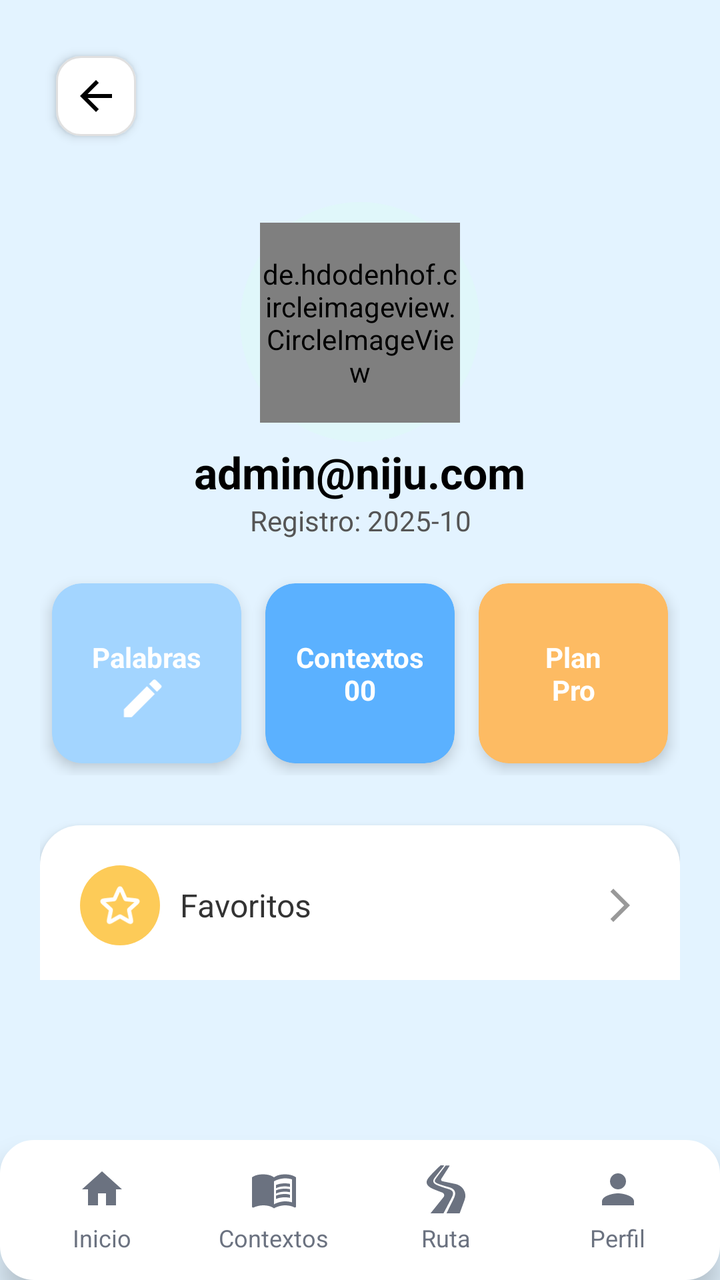
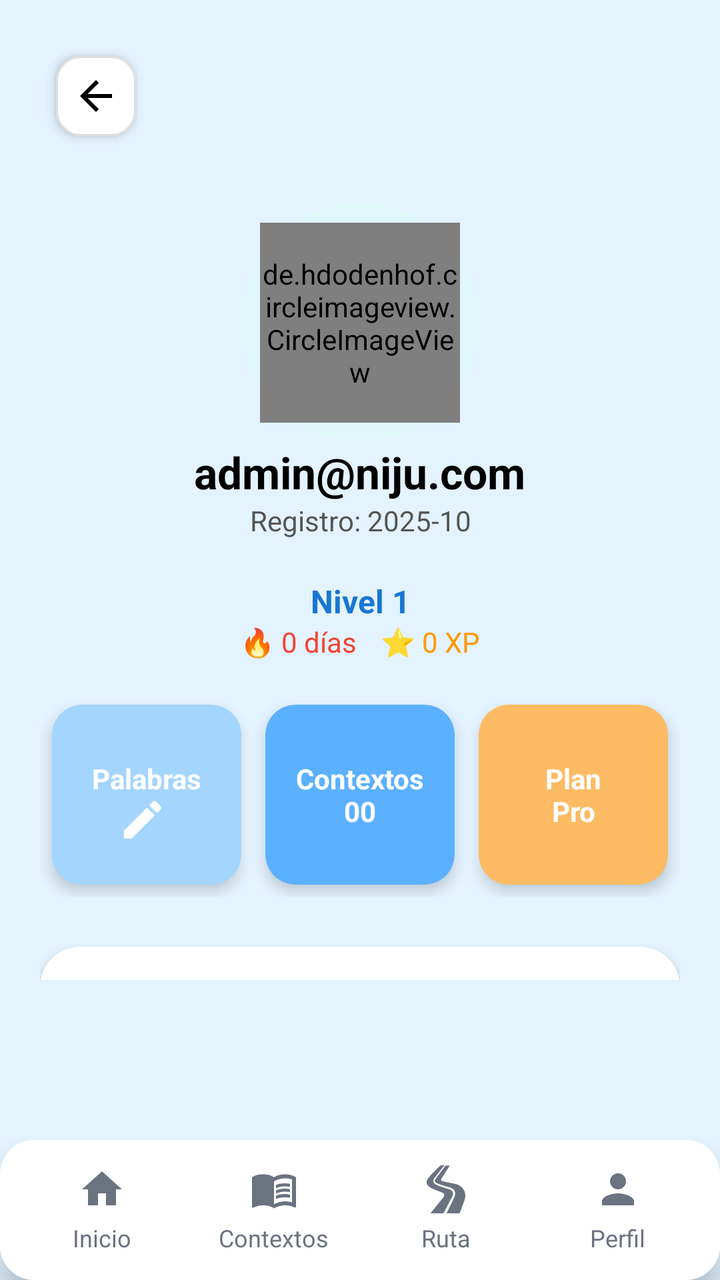

Screens rendered from an Android XML layout before and after an edit, with the pre-edit source and the edit as a unified diff.
<!-- AndroidManifest.xml: application theme Theme.NiJu_Project -->
<!-- res/layout/activity_profile.xml -->
<?xml version="1.0" encoding="utf-8"?>
<RelativeLayout xmlns:android="http://schemas.android.com/apk/res/android"
    xmlns:app="http://schemas.android.com/apk/res-auto"
    xmlns:tools="http://schemas.android.com/tools"
    android:layout_width="match_parent"
    android:layout_height="match_parent"
    android:background="#E3F3FF"
    tools:context=".ProfileActivity">

    
    <ScrollView
        android:id="@+id/scroll_view"
        android:layout_width="match_parent"
        android:layout_height="match_parent"
        android:layout_above="@id/bottom_navigation"
        android:paddingBottom="80dp"
        android:scrollbars="none">

        <LinearLayout
            android:layout_width="match_parent"
            android:layout_height="wrap_content"
            android:orientation="vertical"
            android:padding="20dp"
            android:gravity="center_horizontal">

            
            <FrameLayout
                android:layout_width="match_parent"
                android:layout_height="61dp">

                <ImageButton
                    android:id="@+id/back_button"
                    android:layout_width="wrap_content"
                    android:layout_height="wrap_content"
                    android:layout_gravity="start"
                    android:layout_marginStart="8dp"
                    android:layout_marginTop="8dp"
                    android:background="@drawable/rounded_button_bg"
                    android:contentDescription="Atrás"
                    android:elevation="3dp"
                    android:padding="8dp"
                    android:src="@drawable/ic_arrow_back" />
            </FrameLayout>

            
            <View
                android:layout_width="120dp"
                android:layout_height="120dp"
                android:background="@drawable/circle_backgroud"
                android:layout_marginTop="20dp"
                android:layout_gravity="center" />

            
            <de.hdodenhof.circleimageview.CircleImageView
                android:id="@+id/profile_image"
                android:layout_width="100dp"
                android:layout_height="100dp"
                android:src="@drawable/ic_profile_user"
                android:layout_gravity="center"
                android:layout_marginTop="-110dp"
                android:layout_marginBottom="10dp"
                tools:ignore="MissingClass" />

            
            <TextView
                android:id="@+id/user_name"
                android:layout_width="wrap_content"
                android:layout_height="wrap_content"
                android:text="admin@niju.com"
                android:textColor="#000"
                android:textSize="22sp"
                android:textStyle="bold"
                android:gravity="center" />

            
            <TextView
                android:id="@+id/user_location"
                android:layout_width="wrap_content"
                android:layout_height="wrap_content"
                android:text="Registro: 2025-10"
                android:textColor="#555"
                android:textSize="14sp"
                android:gravity="center"
                android:layout_marginBottom="16dp" />

            
            <LinearLayout
                android:id="@+id/stats_container"
                android:layout_width="match_parent"
                android:layout_height="wrap_content"
                android:orientation="horizontal"
                android:gravity="center"
                android:layout_marginBottom="25dp">

                
                <androidx.cardview.widget.CardView
                    android:layout_width="0dp"
                    android:layout_height="90dp"
                    android:layout_margin="6dp"
                    android:layout_weight="1"
                    app:cardBackgroundColor="#A3D5FF"
                    app:cardCornerRadius="15dp"
                    app:cardElevation="4dp">

                    <RelativeLayout
                        android:layout_width="match_parent"
                        android:layout_height="match_parent">

                        <TextView
                            android:layout_width="match_parent"
                            android:layout_height="match_parent"
                            android:gravity="center"
                            android:text="Palabras\n"
                            android:textAlignment="center"
                            android:textColor="#FFFFFF"
                            android:textStyle="bold" />

                        <ImageView
                            android:layout_width="53dp"
                            android:layout_height="25dp"
                            android:layout_alignParentStart="true"
                            android:layout_alignParentTop="true"
                            android:layout_marginStart="27dp"
                            android:layout_marginTop="45dp"
                            android:layout_marginEnd="31dp"
                            android:layout_marginBottom="20dp"
                            android:src="@drawable/ic_edit"
                            app:tint="#FFFFFF" />
                    </RelativeLayout>
                </androidx.cardview.widget.CardView>

                
                <androidx.cardview.widget.CardView
                    android:layout_width="0dp"
                    android:layout_height="90dp"
                    android:layout_margin="6dp"
                    android:layout_weight="1"
                    app:cardBackgroundColor="#5BB1FF"
                    app:cardCornerRadius="15dp"
                    app:cardElevation="4dp">

                    <TextView
                        android:layout_width="match_parent"
                        android:layout_height="match_parent"
                        android:gravity="center"
                        android:text="Contextos\n00"
                        android:textAlignment="center"
                        android:textColor="#FFFFFF"
                        android:textStyle="bold" />
                </androidx.cardview.widget.CardView>

                
                <androidx.cardview.widget.CardView
                    android:layout_width="0dp"
                    android:layout_height="90dp"
                    android:layout_margin="6dp"
                    android:layout_weight="1"
                    app:cardBackgroundColor="#FDBB63"
                    app:cardCornerRadius="15dp"
                    app:cardElevation="4dp">

                    <TextView
                        android:layout_width="match_parent"
                        android:layout_height="match_parent"
                        android:gravity="center"
                        android:text="Plan\nPro"
                        android:textAlignment="center"
                        android:textColor="#FFFFFF"
                        android:textStyle="bold" />
                </androidx.cardview.widget.CardView>
            </LinearLayout>

            
            <LinearLayout
                android:id="@+id/menu_options"
                android:layout_width="match_parent"
                android:layout_height="wrap_content"
                android:background="@drawable/rounded_menu_bg"
                android:elevation="4dp"
                android:orientation="vertical"
                android:padding="10dp">

                
                <include layout="@layout/item_option_fav" />

                <androidx.recyclerview.widget.RecyclerView
                android:id="@+id/recyclerFavoritos"
                android:layout_width="match_parent"
                android:layout_height="wrap_content"
                android:visibility="gone"
                android:layout_marginTop="4dp"
                android:paddingHorizontal="16dp" />

                
                
                <include
                    android:id="@+id/option_config"
                    layout="@layout/item_option_config" />
                |           
                <LinearLayout
                    android:id="@+id/option_setup_2fa"
                    android:layout_width="match_parent"
                    android:layout_height="60dp"
                    android:orientation="horizontal"
                    android:gravity="center_vertical"
                    android:background="@drawable/option_item_bg"
                    android:layout_marginBottom="10dp"
                    android:paddingHorizontal="10dp"
                    xmlns:app="http://schemas.android.com/apk/res-auto">

                    <ImageView
                        android:layout_width="40dp"
                        android:layout_height="40dp"
                        android:background="@drawable/bg_icon_blue"
                        android:padding="8dp"
                        android:src="@drawable/ic_shield"
                        app:tint="#FFFFFF" />

                    <TextView
                        android:layout_width="0dp"
                        android:layout_height="wrap_content"
                        android:layout_weight="1"
                        android:text="Verificación en 2 pasos"
                        android:textColor="#333333"
                        android:textSize="16sp"
                        android:layout_marginStart="10dp" />

                    <TextView
                        android:id="@+id/tv2fa_status"
                        android:layout_width="wrap_content"
                        android:layout_height="wrap_content"
                        android:text="2FA: Inactivo"
                        android:textColor="#F59E0B"
                        android:textSize="13sp"
                        android:layout_marginEnd="8dp" />

                    <ImageView
                        android:layout_width="20dp"
                        android:layout_height="20dp"
                        android:src="@drawable/ic_arrow_right"
                        app:tint="#999999" />
                </LinearLayout>
                
                <include layout="@layout/item_option_logout" />
            </LinearLayout>
        </LinearLayout>
    </ScrollView>


    
    <include
        android:id="@+id/bottom_navigation"
        layout="@layout/bottom_navigation"
        android:layout_alignParentBottom="true" />
</RelativeLayout>
<!-- res/layout/item_option_fav.xml (included above) -->
<LinearLayout android:id="@+id/option_fav"
    android:layout_width="match_parent"
    android:layout_height="60dp"
    android:orientation="horizontal"
    android:gravity="center_vertical"
    android:background="@drawable/option_item_bg"
    android:layout_marginBottom="10dp"
    android:paddingHorizontal="10dp"
    xmlns:android="http://schemas.android.com/apk/res/android"
    xmlns:app="http://schemas.android.com/apk/res-auto">

    <ImageView
        android:layout_width="40dp"
        android:layout_height="40dp"
        android:background="@drawable/bg_icon_yellow"
        android:padding="8dp"
        android:src="@drawable/ic_star"
        app:tint="#FFFFFF" />

    <TextView
        android:layout_width="0dp"
        android:layout_height="wrap_content"
        android:layout_weight="1"
        android:text="Favoritos"
        android:textColor="#333333"
        android:textSize="16sp"
        android:layout_marginStart="10dp" />

    <ImageView
        android:layout_width="20dp"
        android:layout_height="20dp"
        android:src="@drawable/ic_arrow_right"
        app:tint="#999999" />
</LinearLayout>
<!-- res/layout/item_option_config.xml (included above) -->
<LinearLayout android:id="@+id/option_config"
    android:layout_width="match_parent"
    android:layout_height="60dp"
    android:orientation="horizontal"
    android:gravity="center_vertical"
    android:background="@drawable/option_item_bg"
    android:layout_marginBottom="10dp"
    android:paddingHorizontal="10dp"
    xmlns:android="http://schemas.android.com/apk/res/android"
    xmlns:app="http://schemas.android.com/apk/res-auto">

    <ImageView
        android:layout_width="40dp"
        android:layout_height="40dp"
        android:background="@drawable/bg_icon_blue"
        android:padding="8dp"
        android:src="@drawable/ic_settings"
        app:tint="#FFFFFF" />

    <TextView
        android:layout_width="0dp"
        android:layout_height="wrap_content"
        android:layout_weight="1"
        android:text="Configuración"
        android:textColor="#333333"
        android:textSize="16sp"
        android:layout_marginStart="10dp" />

    <ImageView
        android:layout_width="20dp"
        android:layout_height="20dp"
        android:src="@drawable/ic_arrow_right"
        app:tint="#999999" />
</LinearLayout>
<!-- res/layout/item_option_logout.xml (included above) -->
<LinearLayout android:id="@+id/btnLogout"
    android:layout_width="match_parent"
    android:layout_height="60dp"
    android:orientation="horizontal"
    android:gravity="center_vertical"
    android:background="@drawable/option_item_bg"
    android:paddingHorizontal="10dp"
    xmlns:android="http://schemas.android.com/apk/res/android"
    xmlns:app="http://schemas.android.com/apk/res-auto">

    <ImageView
        android:layout_width="40dp"
        android:layout_height="40dp"
        android:background="@drawable/bg_icon_red"
        android:padding="8dp"
        android:src="@drawable/ic_logout"
        app:tint="#FFFFFF" />

    <TextView
        android:layout_width="0dp"
        android:layout_height="wrap_content"
        android:layout_weight="1"
        android:text="Cerrar sesión"
        android:textColor="#333333"
        android:textSize="16sp"
        android:layout_marginStart="10dp" />
</LinearLayout>
<!-- res/layout/bottom_navigation.xml (included above) -->
<?xml version="1.0" encoding="utf-8"?>
<LinearLayout xmlns:android="http://schemas.android.com/apk/res/android"
    android:id="@+id/bottom_navigation"
    android:layout_width="match_parent"
    android:layout_height="70dp"
    android:layout_alignParentBottom="true"
    android:background="@drawable/rounded_bg"
    android:elevation="8dp"
    android:orientation="horizontal"
    android:padding="8dp">

    
    <LinearLayout
        android:id="@+id/navHome"
        android:layout_width="0dp"
        android:layout_height="match_parent"
        android:layout_weight="1"
        android:gravity="center"
        android:orientation="vertical">

        <ImageView
            android:layout_width="24dp"
            android:layout_height="24dp"
            android:layout_marginBottom="4dp"
            android:src="@drawable/ic_home_active" />

        <TextView
            android:layout_width="wrap_content"
            android:layout_height="wrap_content"
            android:text="Inicio"
            android:textColor="#6B7280"
            android:textSize="12sp" />
    </LinearLayout>

    
    <LinearLayout
        android:id="@+id/navContexts"
        android:layout_width="0dp"
        android:layout_height="match_parent"
        android:layout_weight="1"
        android:gravity="center"
        android:orientation="vertical">

        <ImageView
            android:layout_width="24dp"
            android:layout_height="24dp"
            android:layout_marginBottom="4dp"
            android:src="@drawable/ic_contexts" />

        <TextView
            android:layout_width="wrap_content"
            android:layout_height="wrap_content"
            android:text="Contextos"
            android:textColor="#6B7280"
            android:textSize="12sp" />
    </LinearLayout>

    
    <LinearLayout
        android:id="@+id/navRuta"
        android:layout_width="0dp"
        android:layout_height="match_parent"
        android:layout_weight="1"
        android:gravity="center"
        android:orientation="vertical">

        <ImageView
            android:layout_width="24dp"
            android:layout_height="24dp"
            android:layout_marginBottom="4dp"
            android:src="@drawable/ic_road" />

        <TextView
            android:layout_width="wrap_content"
            android:layout_height="wrap_content"
            android:text="Ruta"
            android:textColor="#6B7280"
            android:textSize="12sp" />
    </LinearLayout>

    
    <LinearLayout
        android:id="@+id/navProfile"
        android:layout_width="0dp"
        android:layout_height="match_parent"
        android:layout_weight="1"
        android:gravity="center"
        android:orientation="vertical">

        <ImageView
            android:layout_width="24dp"
            android:layout_height="24dp"
            android:layout_marginBottom="4dp"
            android:src="@drawable/ic_profile" />

        <TextView
            android:layout_width="wrap_content"
            android:layout_height="wrap_content"
            android:text="Perfil"
            android:textColor="#6B7280"
            android:textSize="12sp" />
    </LinearLayout>
</LinearLayout>
<!-- resources referenced by this layout -->
<resources>
  <!-- drawable bg_icon_blue (drawable) -->
  <shape xmlns:android="http://schemas.android.com/apk/res/android" android:shape="oval">
      <solid android:color="#5CC4F1"/>
  </shape>
  <!-- drawable bg_icon_red (drawable) -->
  <shape xmlns:android="http://schemas.android.com/apk/res/android" android:shape="oval">
      <solid android:color="#FF7B73"/>
  </shape>
  <!-- drawable bg_icon_yellow (drawable) -->
  <shape xmlns:android="http://schemas.android.com/apk/res/android" android:shape="oval">
      <solid android:color="#FDCB58"/>
  </shape>
  <!-- drawable circle_backgroud (drawable) -->
  <shape xmlns:android="http://schemas.android.com/apk/res/android"
      android:shape="oval">
      <solid android:color="#E0F7FA"/>
      <size android:width="120dp" android:height="120dp"/>
  </shape>
  <!-- drawable ic_arrow_back (drawable) -->
  <vector xmlns:android="http://schemas.android.com/apk/res/android" android:autoMirrored="true" android:height="24dp" android:tint="#000000" android:viewportHeight="24" android:viewportWidth="24" android:width="24dp">
  
      <path android:fillColor="@android:color/white" android:pathData="M20,11H7.83l5.59,-5.59L12,4l-8,8 8,8 1.41,-1.41L7.83,13H20v-2z"/>
  
  </vector>
  <!-- drawable ic_arrow_right (drawable) -->
  <vector xmlns:android="http://schemas.android.com/apk/res/android" android:autoMirrored="true" android:height="24dp" android:tint="#000000" android:viewportHeight="24" android:viewportWidth="24" android:width="24dp">
        
      <path android:fillColor="@android:color/white" android:pathData="M6.23,20.23l1.77,1.77l10,-10l-10,-10l-1.77,1.77l8.23,8.23z"/>
      
  </vector>
  <!-- drawable ic_home_active (drawable) -->
  <?xml version="1.0" encoding="utf-8"?>
  <vector xmlns:android="http://schemas.android.com/apk/res/android"
      android:width="24dp"
      android:height="24dp"
      android:viewportWidth="24"
      android:viewportHeight="24">
      <path
          android:fillColor="#6B7280"
          android:pathData="M10,20v-6h4v6h5v-8h3L12,3 2,12h3v8z"/>
  </vector>
  <!-- drawable ic_profile_user (drawable) -->
  <vector xmlns:android="http://schemas.android.com/apk/res/android"
      android:width="96dp"
      android:height="96dp"
      android:viewportWidth="24"
      android:viewportHeight="24">
      <path
          android:fillColor="#7B4FFF"
          android:pathData="M12,12a5,5 0,1 0,-5 -5,5 5,0 0,0 5,5zm0,2c-3.33,0 -10,1.67 -10,5v3h20v-3c0,-3.33 -6.67,-5 -10,-5z"/>
  </vector>
  <!-- drawable option_item_bg (drawable) -->
  <selector xmlns:android="http://schemas.android.com/apk/res/android">
      <item android:drawable="@color/white" android:state_pressed="false"/>
      <item android:drawable="@color/black" android:state_pressed="true"/>
  </selector>
  <!-- drawable rounded_bg (drawable) -->
  <shape xmlns:android="http://schemas.android.com/apk/res/android"
      android:shape="rectangle">
  
      
      <solid android:color="#FFFFFF"/>
  
      
      <corners android:radius="16dp"/>
  
      
      <stroke
          android:width="2dp"
          android:color="#FFFFFF"/>
  </shape>
  <!-- drawable rounded_button_bg (drawable) -->
  <shape xmlns:android="http://schemas.android.com/apk/res/android" android:shape="rectangle">
      <solid android:color="#FFFFFF"/>
      <corners android:radius="12dp"/>
      <stroke android:color="#E0E0E0" android:width="1dp"/>
  </shape>
  <!-- drawable rounded_menu_bg (drawable) -->
  <shape xmlns:android="http://schemas.android.com/apk/res/android" android:shape="rectangle">
      <solid android:color="#FFFFFF"/>
      <corners android:radius="20dp"/>
  </shape>
  <style name="Theme.NiJu_Project" parent="Base.Theme.NiJu_Project" />
  <color name="white">#FFFFFFFF</color>
  <color name="black">#FF000000</color>
  <style name="Base.Theme.NiJu_Project" parent="Theme.Material3.DayNight.NoActionBar">
          
          
      </style>
  <!-- unchanged entries left out for length: 8 -->
</resources>

<!-- the commit's change to res/layout/activity_profile.xml (unified diff, before → after) -->
@@ -6,6 +6,15 @@
     android:layout_height="match_parent"
     android:background="#E3F3FF"
     tools:context=".ProfileActivity">
+
+    
+    <ProgressBar
+        android:id="@+id/progressBar"
+        android:layout_width="wrap_content"
+        android:layout_height="wrap_content"
+        android:layout_centerInParent="true"
+        android:elevation="10dp"
+        android:visibility="gone" />
 
     
     <ScrollView
@@ -82,6 +91,41 @@
                 android:textSize="14sp"
                 android:gravity="center"
                 android:layout_marginBottom="16dp" />
+
+            <TextView
+                android:id="@+id/tvLevel"
+                android:layout_width="wrap_content"
+                android:layout_height="wrap_content"
+                android:text="Nivel 1"
+                android:textColor="#1976D2"
+                android:textSize="16sp"
+                android:textStyle="bold"
+                android:layout_marginTop="4dp"
+                android:gravity="center" />
+
+            <LinearLayout
+                android:layout_width="wrap_content"
+                android:layout_height="wrap_content"
+                android:orientation="horizontal"
+                android:layout_marginBottom="16dp">
+
+                <TextView
+                    android:id="@+id/tvStreak"
+                    android:layout_width="wrap_content"
+                    android:layout_height="wrap_content"
+                    android:text="🔥 0 días"
+                    android:textColor="#F44336"
+                    android:textSize="14sp"
+                    android:layout_marginEnd="12dp" />
+
+                <TextView
+                    android:id="@+id/tvXP"
+                    android:layout_width="wrap_content"
+                    android:layout_height="wrap_content"
+                    android:text="⭐ 0 XP"
+                    android:textColor="#FF9800"
+                    android:textSize="14sp" />
+            </LinearLayout>
 
             
             <LinearLayout
